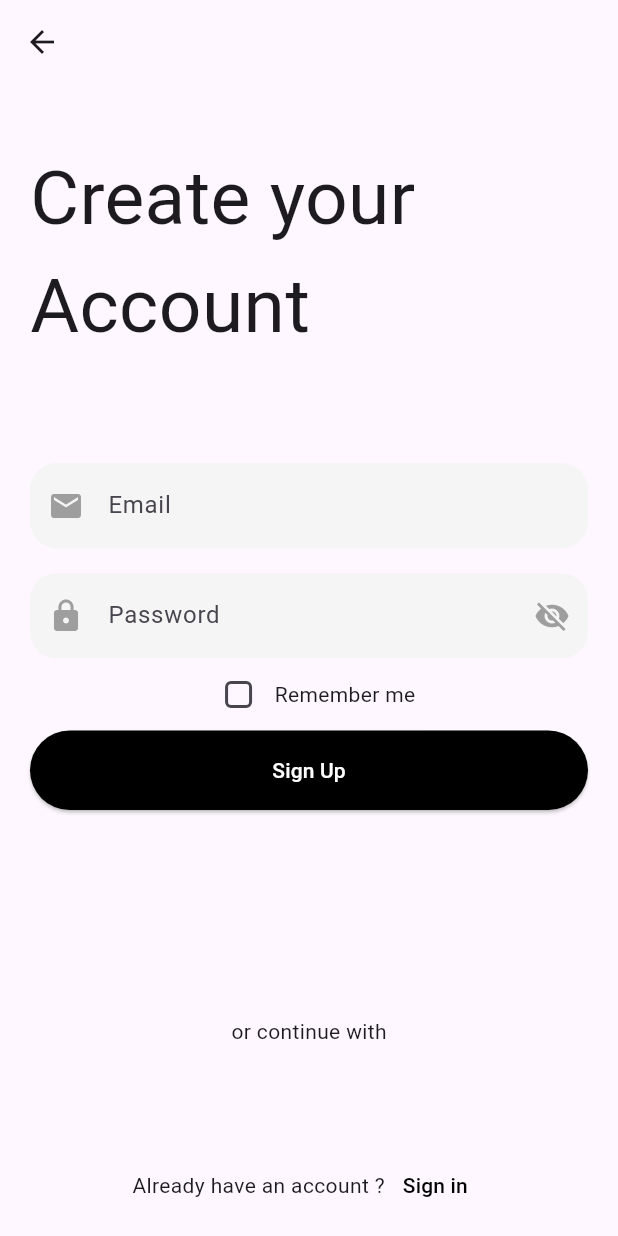
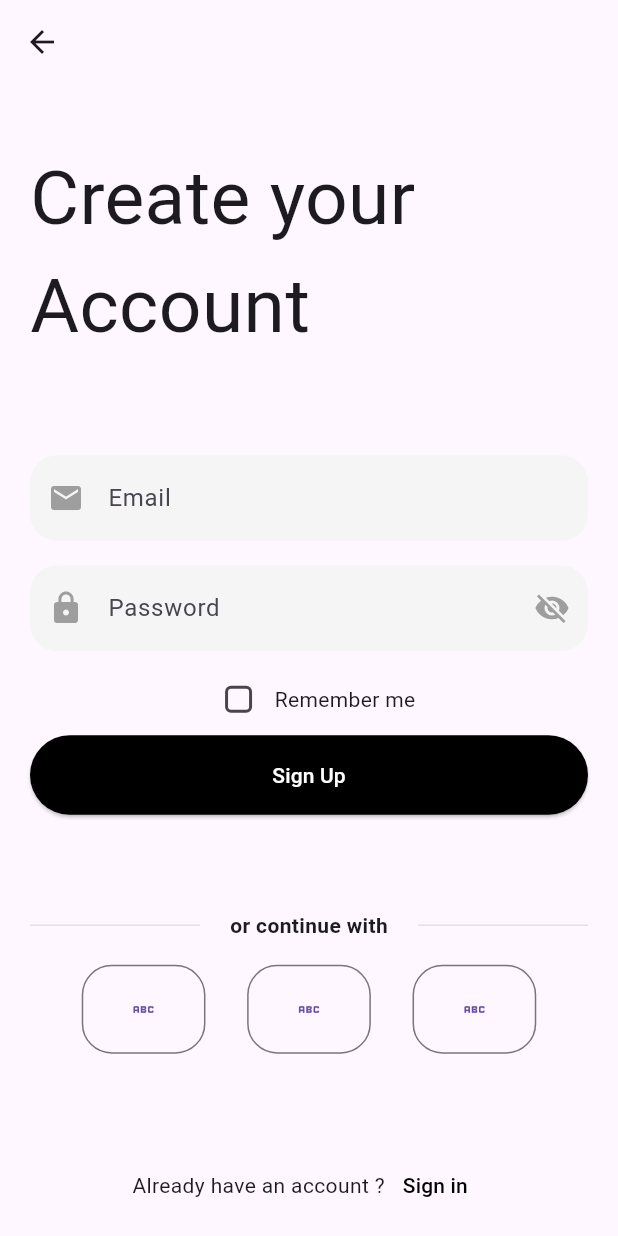
Before and after one commit to Sujay-Paul/roziroti_assignment, a Flutter app: the screen it shows after launch, on a phone screen of 412 x 824 dp. Run offline on Flutter 3.47's test engine with Material 2 defaults, Android fonts, the phone set to English and light mode, and no system bars.

Commit message:
initial commit

```diff
--- /dev/null
+++ b/lib/app_bart.dart
@@ -0,0 +1,40 @@
+import 'package:flutter/material.dart';
+
+final AppBar appBar = AppBar(
+  leading: Padding(
+    padding: const EdgeInsets.only(top: 10, left: 10),
+    child: InkWell(
+      onTap: () {},
+      child: CircleAvatar(
+        radius: 40,
+        backgroundColor: Colors.grey[300],
+      ),
+    ),
+  ),
+  title: const Padding(
+    padding: EdgeInsets.only(top: 6, right: 10),
+    child: Column(
+      crossAxisAlignment: CrossAxisAlignment.start,
+      children: [
+        Text(
+          'Good Morning 👋🏻',
+          style: TextStyle(fontSize: 14),
+        ),
+        Text(
+          'Andrew Ainsley',
+          style: TextStyle(fontSize: 19, fontWeight: FontWeight.w700),
+        ),
+      ],
+    ),
+  ),
+  actions: [
+    IconButton(
+      onPressed: () {},
+      icon: const Icon(Icons.shopping_cart),
+    ),
+    IconButton(
+      onPressed: () {},
+      icon: const Icon(Icons.favorite),
+    ),
+  ],
+);
--- a/lib/login_screen.dart
+++ b/lib/login_screen.dart
@@ -8,6 +8,7 @@ class LoginScreen extends StatelessWidget {
   Widget build(BuildContext context) {
     final screeHeight = MediaQuery.of(context).size.height;
     return Scaffold(
+      resizeToAvoidBottomInset: false,
       appBar: AppBar(
         leading: const BackButton(),
       ),
@@ -63,6 +64,7 @@ class LoginScreen extends StatelessWidget {
                     ],
                   ),
                 ),
+                SizedBox(height: screeHeight * 0.01),
                 Row(
                   mainAxisAlignment: MainAxisAlignment.center,
                   children: [
@@ -93,11 +95,67 @@ class LoginScreen extends StatelessWidget {
                 ),
               ],
             ),
-            const Row(
-              children: [],
-            ),
-            const Column(
-              children: [Text('or continue with')],
+            Column(
+              children: [
+                const Row(
+                  children: [
+                    Expanded(child: Divider(thickness: 0.5,)),
+                    Padding(
+                      padding: EdgeInsets.symmetric(horizontal:20),
+                      child: Text('or continue with',style: TextStyle(fontWeight: FontWeight.w600),),
+                    ),
+                    Expanded(child: Divider(thickness: 0.5,)),
+                  ],
+                ),
+                SizedBox(height: screeHeight*0.02),
+                Padding(
+                  padding: EdgeInsets.symmetric(horizontal: screeHeight*0.025),
+                  child: Row(
+                    mainAxisAlignment: MainAxisAlignment.spaceAround,
+                    children: [
+                      OutlinedButton(
+                        style: OutlinedButton.styleFrom(
+                            shape: RoundedRectangleBorder(
+                                borderRadius: BorderRadius.circular(20))),
+                        onPressed: () {},
+                        child: Container(
+                          padding: EdgeInsets.symmetric(
+                            horizontal: screeHeight * 0.01,
+                            vertical: screeHeight * 0.025,
+                          ),
+                          child: const Icon(Icons.abc),
+                        ),
+                      ),
+                      OutlinedButton(
+                        style: OutlinedButton.styleFrom(
+                            shape: RoundedRectangleBorder(
+                                borderRadius: BorderRadius.circular(20))),
+                        onPressed: () {},
+                        child: Container(
+                          padding: EdgeInsets.symmetric(
+                            horizontal: screeHeight * 0.01,
+                            vertical: screeHeight * 0.025,
+                          ),
+                          child: const Icon(Icons.abc),
+                        ),
+                      ),
+                      OutlinedButton(
+                        style: OutlinedButton.styleFrom(
+                            shape: RoundedRectangleBorder(
+                                borderRadius: BorderRadius.circular(20))),
+                        onPressed: () {},
+                        child: Container(
+                          padding: EdgeInsets.symmetric(
+                            horizontal: screeHeight * 0.01,
+                            vertical: screeHeight * 0.025,
+                          ),
+                          child: const Icon(Icons.abc),
+                        ),
+                      ),
+                    ],
+                  ),
+                ),
+              ],
             ),
             Row(
               mainAxisAlignment: MainAxisAlignment.center,
```
Also changed, not shown: lib/bottom_navigation_bar.dart (added, +14 -0 lines), lib/home_screen.dart (+7 -67 lines).
